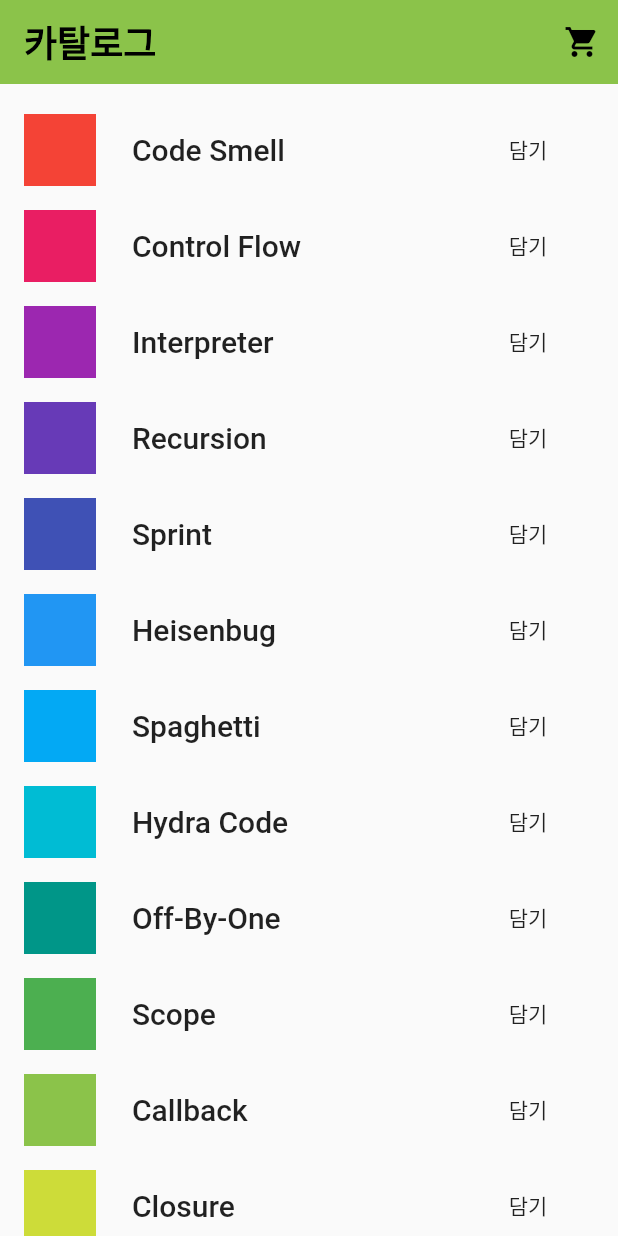
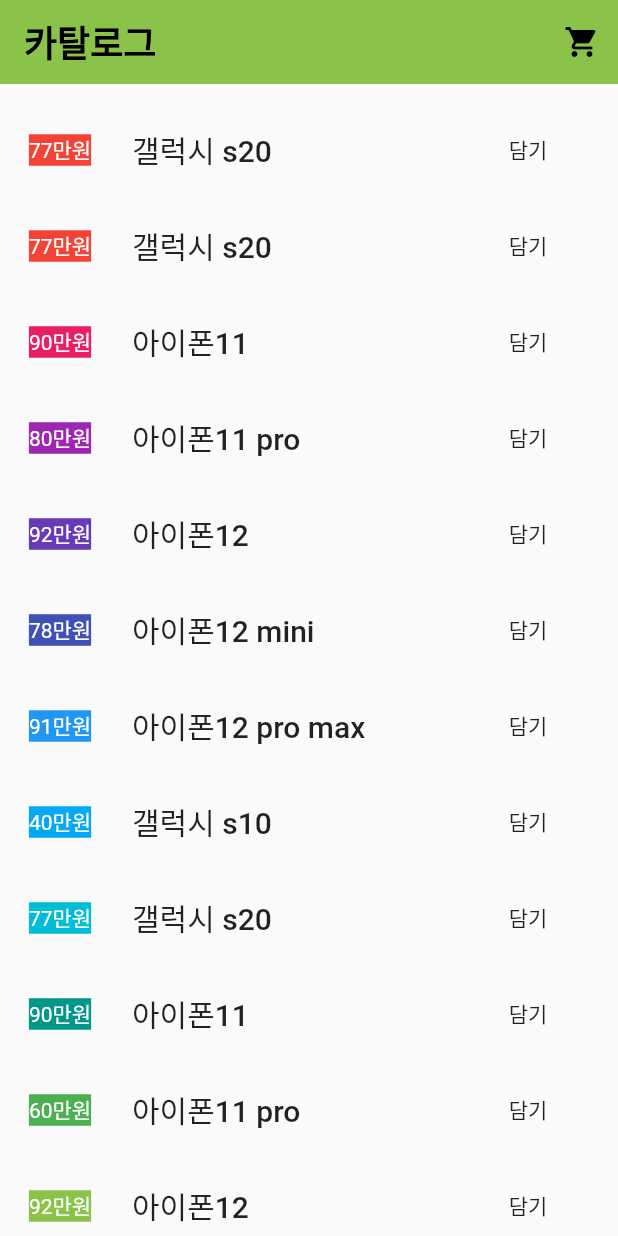
Before and after one commit to srcho8/flutter_shopping, a Flutter app: the screen it shows after launch, on a phone screen of 412 x 824 dp. Run offline on Flutter 3.47's test engine with Material 2 defaults, Android fonts, the phone set to English and light mode, and no system bars.

Commit message:
아이템 model 수정. 가격 고정.

```diff
--- a/lib/model/cart.dart
+++ b/lib/model/cart.dart
@@ -18,8 +18,7 @@ class CartModel extends ChangeNotifier {
 
   // 가격 합하기
   // reduce, fold
-  int get totalPrice =>
-      items.fold(0, (prev, next) => prev + next.price);
+  int get totalPrice => items.fold(0, (prev, next) => prev + next.price);
 
   // 아이템 추가
   void add(Item item) {
--- a/lib/model/catalog.dart
+++ b/lib/model/catalog.dart
@@ -3,25 +3,24 @@ import 'dart:math';
 import 'package:flutter/material.dart';
 
 class CatalogModel {
-  static List<String> itemNames = [
-    'Code Smell',
-    'Control Flow',
-    'Interpreter',
-    'Recursion',
-    'Sprint',
-    'Heisenbug',
-    'Spaghetti',
-    'Hydra Code',
-    'Off-By-One',
-    'Scope',
-    'Callback',
-    'Closure',
-    'Automata',
-    'Bit Shift',
-    'Currying',
+  final List<Item> _items = [
+    Item(0, '갤럭시 s20', 77),
+    Item(1, '아이폰11', 90),
+    Item(2, '아이폰11 pro', 80),
+    Item(3, '아이폰12', 92),
+    Item(4, '아이폰12 mini', 78),
+    Item(5, '아이폰12 pro max', 91),
+    Item(6, '갤럭시 s10', 40),
+    Item(7, '갤럭시 s20', 77),
+    Item(8, '아이폰11', 90),
+    Item(9, '아이폰11 pro', 60),
+    Item(10, '아이폰12', 92),
+    Item(11, '아이폰12 mini', 78),
+    Item(12, '아이폰12 pro max', 91),
+    Item(13, '갤럭시 s10', 40),
   ];
 
-  Item getById(int id) => Item(id, itemNames[id % itemNames.length]);
+  Item getById(int id) => Item(id, _items[id].name, _items[id].price);
 
   Item getByPosition(int position) {
     return getById(position);
@@ -33,9 +32,9 @@ class Item {
   final int id;
   final String name;
   final Color color;
-  int price = 10 + Random().nextInt(40);
+  final int price;
 
-  Item(this.id, this.name)
+  Item(this.id, this.name, this.price)
       : color = Colors.primaries[id % Colors.primaries.length];
 
   @override
--- a/lib/ui/cart_page.dart
+++ b/lib/ui/cart_page.dart
@@ -58,7 +58,7 @@ class _CartTotal extends StatelessWidget {
   @override
   Widget build(BuildContext context) {
     var hugeStyle =
-    Theme.of(context).textTheme.headline1.copyWith(fontSize: 48);
+        Theme.of(context).textTheme.headline1.copyWith(fontSize: 48);
 
     return SizedBox(
       height: 200,
@@ -72,8 +72,8 @@ class _CartTotal extends StatelessWidget {
             SizedBox(width: 24),
             FlatButton(
               onPressed: () {
-                Scaffold.of(context).showSnackBar(
-                    SnackBar(content: Text('구매 기능은 아직 안되요')));
+                Scaffold.of(context)
+                    .showSnackBar(SnackBar(content: Text('구매 기능은 아직 안되요')));
               },
               color: Colors.white,
               child: Text('구매'),
--- a/lib/ui/catalog_page.dart
+++ b/lib/ui/catalog_page.dart
@@ -14,7 +14,8 @@ class Catalog_Page extends StatelessWidget {
           SliverToBoxAdapter(child: SizedBox(height: 12)),
           SliverList(
             delegate: SliverChildBuilderDelegate(
-                    (context, index) => _MyListItem(index)),
+                (context, index) => _MyListItem(index),
+                childCount: 14),
           ),
         ],
       ),
@@ -25,7 +26,7 @@ class Catalog_Page extends StatelessWidget {
 class _AddButton extends StatelessWidget {
   final Item item;
 
-  const _AddButton({Key key, @required this.item}) : super(key: key);
+  _AddButton({Key key, @required this.item}) : super(key: key);
 
   @override
   Widget build(BuildContext context) {
@@ -76,7 +77,7 @@ class _MyListItem extends StatelessWidget {
   Widget build(BuildContext context) {
     var item = context.select<CatalogModel, Item>(
       // 장바구니에 담을 아이템만 다시 선택
-          (catalog) => catalog.getByPosition(index),
+      (catalog) => catalog.getByPosition(index == 0 ? 0 : index - 1),
     );
     var textTheme = Theme.of(context).textTheme.headline6;
 
@@ -88,8 +89,13 @@ class _MyListItem extends StatelessWidget {
           children: [
             AspectRatio(
               aspectRatio: 1,
+              child: Center(
                 child: Container(
                     color: item.color,
+                    child: Text(
+                      '${item.price}만원',
+                      style: TextStyle(color: Colors.white),
+                    )),
               ),
             ),
             SizedBox(width: 24),
```
Lines whose indentation alone changed are shown as unchanged.
